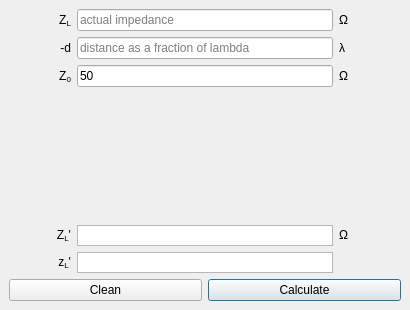
Above: ui/impedance_at_distance.ui from urbanij/syRF before the change. Below: the same form after it.
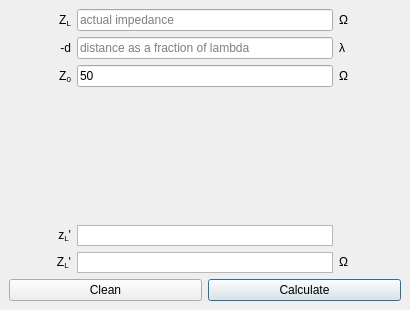
That is the form after the change.

Commit message: - added arcs for admittances too on Smith Chart. - added widget gamma2impedance (Γ2z)

Diff of the .ui file:
```diff
--- a/ui/impedance_at_distance.ui
+++ b/ui/impedance_at_distance.ui
@@ -37,22 +37,6 @@
      <layout class="QVBoxLayout" name="verticalLayout">
       <item>
        <layout class="QGridLayout" name="gridLayout">
-        <item row="5" column="0">
-         <widget class="QLabel" name="label_83">
-          <property name="sizePolicy">
-           <sizepolicy hsizetype="Minimum" vsizetype="Preferred">
-            <horstretch>0</horstretch>
-            <verstretch>0</verstretch>
-           </sizepolicy>
-          </property>
-          <property name="text">
-           <string>&lt;html&gt;&lt;head/&gt;&lt;body&gt;&lt;p&gt;z&lt;span style=&quot; vertical-align:sub;&quot;&gt;L&lt;/span&gt;'&lt;/p&gt;&lt;/body&gt;&lt;/html&gt;</string>
-          </property>
-          <property name="alignment">
-           <set>Qt::AlignRight|Qt::AlignTrailing|Qt::AlignVCenter</set>
-          </property>
-         </widget>
-        </item>
         <item row="0" column="4">
          <widget class="QLabel" name="label_90">
           <property name="sizePolicy">
@@ -102,16 +86,19 @@
           </property>
          </widget>
         </item>
-        <item row="5" column="1" colspan="3">
-         <widget class="QTextBrowser" name="zl2_outputbox">
-          <property name="maximumSize">
-           <size>
-            <width>16777215</width>
-            <height>21</height>
-           </size>
+        <item row="1" column="0">
+         <widget class="QLabel" name="label_84">
+          <property name="sizePolicy">
+           <sizepolicy hsizetype="Minimum" vsizetype="Preferred">
+            <horstretch>0</horstretch>
+            <verstretch>0</verstretch>
+           </sizepolicy>
           </property>
-          <property name="verticalScrollBarPolicy">
-           <enum>Qt::ScrollBarAlwaysOff</enum>
+          <property name="text">
+           <string>&lt;html&gt;&lt;head/&gt;&lt;body&gt;&lt;p&gt;-d&lt;/p&gt;&lt;/body&gt;&lt;/html&gt;</string>
+          </property>
+          <property name="alignment">
+           <set>Qt::AlignRight|Qt::AlignTrailing|Qt::AlignVCenter</set>
           </property>
          </widget>
         </item>
@@ -176,22 +163,6 @@
           </property>
          </widget>
         </item>
-        <item row="1" column="0">
-         <widget class="QLabel" name="label_84">
-          <property name="sizePolicy">
-           <sizepolicy hsizetype="Minimum" vsizetype="Preferred">
-            <horstretch>0</horstretch>
-            <verstretch>0</verstretch>
-           </sizepolicy>
-          </property>
-          <property name="text">
-           <string>&lt;html&gt;&lt;head/&gt;&lt;body&gt;&lt;p&gt;-d&lt;/p&gt;&lt;/body&gt;&lt;/html&gt;</string>
-          </property>
-          <property name="alignment">
-           <set>Qt::AlignRight|Qt::AlignTrailing|Qt::AlignVCenter</set>
-          </property>
-         </widget>
-        </item>
         <item row="2" column="4">
          <widget class="QLabel" name="label_88">
           <property name="sizePolicy">
@@ -212,6 +183,22 @@
          </widget>
         </item>
         <item row="4" column="0">
+         <widget class="QLabel" name="label_83">
+          <property name="sizePolicy">
+           <sizepolicy hsizetype="Minimum" vsizetype="Preferred">
+            <horstretch>0</horstretch>
+            <verstretch>0</verstretch>
+           </sizepolicy>
+          </property>
+          <property name="text">
+           <string>&lt;html&gt;&lt;head/&gt;&lt;body&gt;&lt;p&gt;z&lt;span style=&quot; vertical-align:sub;&quot;&gt;L&lt;/span&gt;'&lt;/p&gt;&lt;/body&gt;&lt;/html&gt;</string>
+          </property>
+          <property name="alignment">
+           <set>Qt::AlignRight|Qt::AlignTrailing|Qt::AlignVCenter</set>
+          </property>
+         </widget>
+        </item>
+        <item row="5" column="0">
          <widget class="QLabel" name="label_85">
           <property name="sizePolicy">
            <sizepolicy hsizetype="Minimum" vsizetype="Preferred">
@@ -227,7 +214,7 @@
           </property>
          </widget>
         </item>
-        <item row="4" column="4">
+        <item row="5" column="4">
          <widget class="QLabel" name="label_89">
           <property name="sizePolicy">
            <sizepolicy hsizetype="Minimum" vsizetype="Preferred">
@@ -247,6 +234,19 @@
          </widget>
         </item>
         <item row="4" column="1" colspan="3">
+         <widget class="QTextBrowser" name="zl2_outputbox">
+          <property name="maximumSize">
+           <size>
+            <width>16777215</width>
+            <height>21</height>
+           </size>
+          </property>
+          <property name="verticalScrollBarPolicy">
+           <enum>Qt::ScrollBarAlwaysOff</enum>
+          </property>
+         </widget>
+        </item>
+        <item row="5" column="1" colspan="3">
          <widget class="QTextBrowser" name="zl_actual_outputbox">
           <property name="maximumSize">
            <size>
```
Left out of the diff: 1 changed line with no effect on the pictures. The commit also changes 14 other files.
